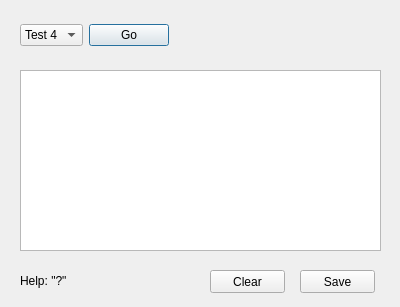
Before: the Qt Designer form Forms/IMBISTDlg.ui in billkarsh/SpikeGLX, drawn with Qt 5.
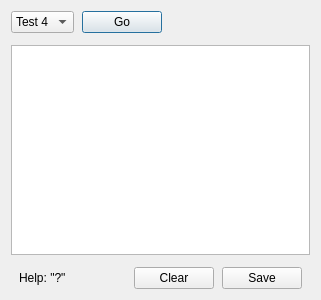
After: the same form once the commit is applied.

The edit to the form file:
```diff
--- a/Forms/IMBISTDlg.ui
+++ b/Forms/IMBISTDlg.ui
@@ -9,39 +9,37 @@
    <rect>
     <x>0</x>
     <y>0</y>
-    <width>400</width>
-    <height>307</height>
+    <width>309</width>
+    <height>300</height>
    </rect>
   </property>
+  <property name="sizePolicy">
+   <sizepolicy hsizetype="Preferred" vsizetype="MinimumExpanding">
+    <horstretch>0</horstretch>
+    <verstretch>0</verstretch>
+   </sizepolicy>
+  </property>
+  <property name="minimumSize">
+   <size>
+    <width>0</width>
+    <height>300</height>
+   </size>
+  </property>
   <property name="windowTitle">
    <string>Imec Diagnostics</string>
   </property>
   <property name="modal">
    <bool>false</bool>
   </property>
-  <widget class="QLabel" name="label">
-   <property name="geometry">
-    <rect>
-     <x>20</x>
-     <y>270</y>
-     <width>101</width>
-     <height>21</height>
-    </rect>
+  <layout class="QGridLayout" name="gridLayout">
+   <property name="verticalSpacing">
+    <number>12</number>
    </property>
-   <property name="text">
-    <string>Help: &quot;?&quot;</string>
-   </property>
-  </widget>
-  <widget class="QWidget" name="horizontalLayoutWidget">
-   <property name="geometry">
-    <rect>
-     <x>20</x>
-     <y>20</y>
-     <width>361</width>
-     <height>31</height>
-    </rect>
-   </property>
+   <item row="0" column="0">
    <layout class="QHBoxLayout" name="horizontalLayout">
+     <property name="spacing">
+      <number>8</number>
+     </property>
     <item>
      <widget class="QComboBox" name="testCB">
       <item>
@@ -78,9 +76,18 @@
     </item>
     <item>
      <widget class="QPushButton" name="goBut">
+       <property name="sizePolicy">
+        <sizepolicy hsizetype="Preferred" vsizetype="Fixed">
+         <horstretch>0</horstretch>
+         <verstretch>0</verstretch>
+        </sizepolicy>
+       </property>
       <property name="text">
        <string>Go</string>
       </property>
+       <property name="autoDefault">
+        <bool>true</bool>
+       </property>
      </widget>
     </item>
     <item>
@@ -97,16 +104,9 @@
      </spacer>
     </item>
    </layout>
-  </widget>
+   </item>
+   <item row="1" column="0">
   <widget class="QTextEdit" name="outTE">
-   <property name="geometry">
-    <rect>
-     <x>20</x>
-     <y>70</y>
-     <width>361</width>
-     <height>181</height>
-    </rect>
-   </property>
    <property name="focusPolicy">
     <enum>Qt::NoFocus</enum>
    </property>
@@ -126,32 +126,70 @@
     <bool>false</bool>
    </property>
   </widget>
+   </item>
+   <item row="2" column="0">
+    <layout class="QHBoxLayout" name="horizontalLayout_2">
+     <property name="spacing">
+      <number>8</number>
+     </property>
+     <property name="leftMargin">
+      <number>8</number>
+     </property>
+     <property name="rightMargin">
+      <number>8</number>
+     </property>
+     <item>
+      <widget class="QLabel" name="label">
+       <property name="text">
+        <string>Help: &quot;?&quot;</string>
+       </property>
+      </widget>
+     </item>
+     <item>
+      <spacer name="horizontalSpacer_2">
+       <property name="orientation">
+        <enum>Qt::Horizontal</enum>
+       </property>
+       <property name="sizeType">
+        <enum>QSizePolicy::MinimumExpanding</enum>
+       </property>
+       <property name="sizeHint" stdset="0">
+        <size>
+         <width>60</width>
+         <height>20</height>
+        </size>
+       </property>
+      </spacer>
+     </item>
+     <item>
   <widget class="QPushButton" name="clearBut">
-   <property name="geometry">
-    <rect>
-     <x>210</x>
-     <y>270</y>
-     <width>75</width>
-     <height>23</height>
-    </rect>
+       <property name="sizePolicy">
+        <sizepolicy hsizetype="Preferred" vsizetype="Fixed">
+         <horstretch>0</horstretch>
+         <verstretch>0</verstretch>
+        </sizepolicy>
    </property>
    <property name="text">
     <string>Clear</string>
    </property>
   </widget>
+     </item>
+     <item>
   <widget class="QPushButton" name="saveBut">
-   <property name="geometry">
-    <rect>
-     <x>300</x>
-     <y>270</y>
-     <width>75</width>
-     <height>23</height>
-    </rect>
+       <property name="sizePolicy">
+        <sizepolicy hsizetype="Preferred" vsizetype="Fixed">
+         <horstretch>0</horstretch>
+         <verstretch>0</verstretch>
+        </sizepolicy>
    </property>
    <property name="text">
     <string>Save</string>
    </property>
   </widget>
+     </item>
+    </layout>
+   </item>
+  </layout>
  </widget>
  <tabstops>
   <tabstop>testCB</tabstop>
```
Left out of the diff: 3 changed lines with no effect on the pictures. Lines whose indentation alone changed are shown as unchanged.
